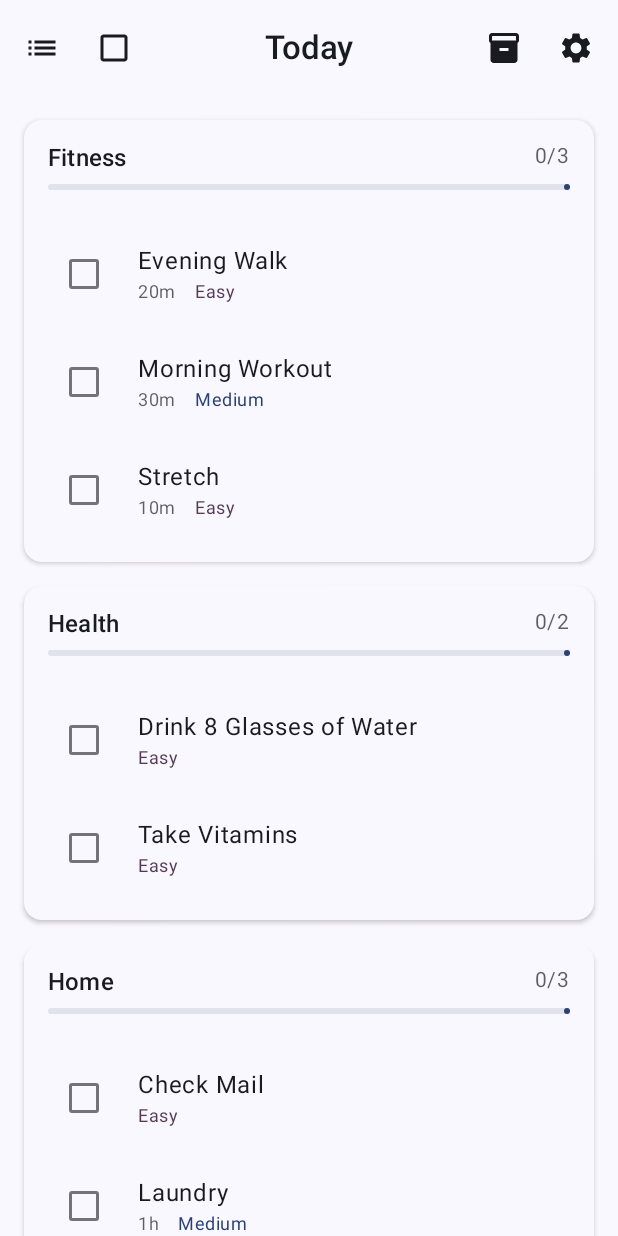
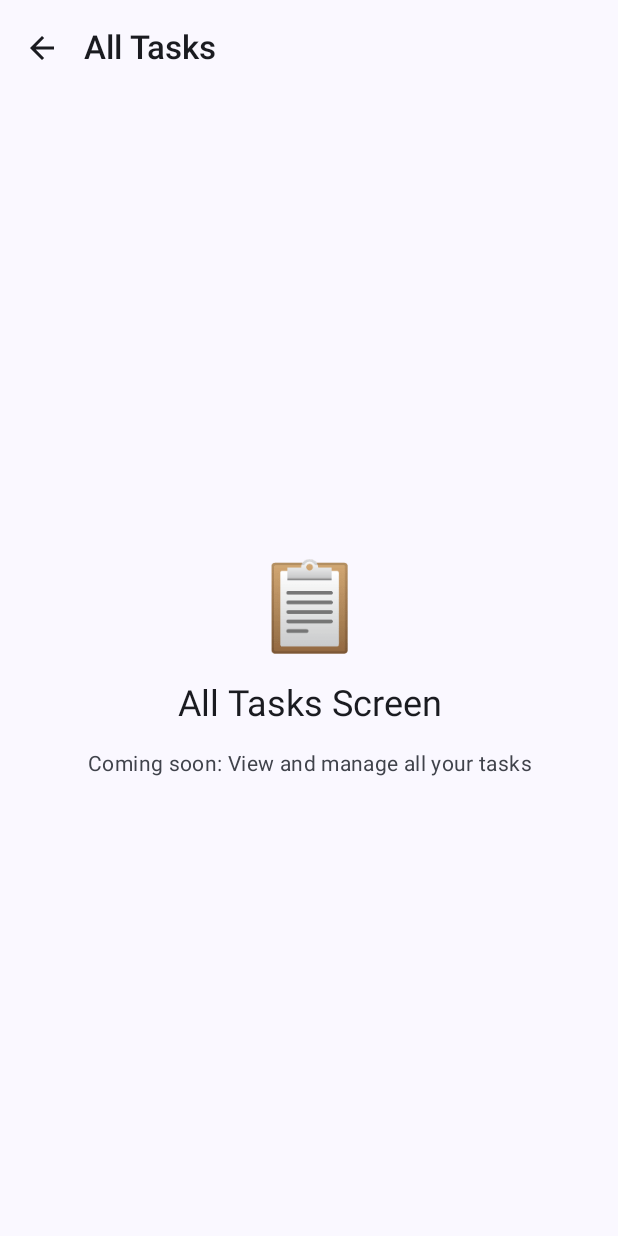
Before and after one commit to LukeBrummett/Life-Ops, an Android app built with Jetpack Compose: the screen it shows after launch (MainActivity), after a tap on "All Tasks", on a phone screen of 412 x 824 dp. Run offline under Robolectric (Android 15) with nearby library versions, the phone set to English and light mode, and no system bars; our stand-ins replace Dagger/Hilt's generated code, Room's generated code.

Commit message:
feat: Implement Phase 4 - Navigation
Added navigation infrastructure:
- Added Navigation Compose dependency (2.7.5)
- Created Screen sealed class with routes for all screens
- Created LifeOpsNavGraph with NavHost setup
- Updated MainActivity to use navigation
- Updated TodayScreen to accept navigation callbacks
- Created placeholder screens: AllTasks, Inventory, Settings, TaskDetail
- Wired header buttons to navigate between screens
- All navigation buttons functional with back navigation

Files created:
- navigation/Screen.kt (type-safe routes)
- navigation/LifeOpsNavGraph.kt (navigation graph)
- presentation/alltasks/AllTasksScreen.kt
- presentation/inventory/InventoryScreen.kt
- presentation/settings/SettingsScreen.kt
- presentation/taskdetail/TaskDetailScreen.kt

Files modified:
- app/build.gradle.kts (added navigation dependency)
- MainActivity.kt (NavHost integration)
- presentation/today/TodayScreen.kt (navigation callbacks)

```diff
--- a/app/build.gradle.kts
+++ b/app/build.gradle.kts
@@ -61,6 +61,9 @@ dependencies {
     implementation("androidx.compose.material3:material3")
     implementation("androidx.compose.material:material-icons-extended")
 
+    // Navigation
+    implementation("androidx.navigation:navigation-compose:2.7.5")
+
     // Room Database
     val roomVersion = "2.6.1"
     implementation("androidx.room:room-runtime:$roomVersion")
--- a/app/src/main/java/com/lifeops/app/MainActivity.kt
+++ b/app/src/main/java/com/lifeops/app/MainActivity.kt
@@ -7,7 +7,8 @@ import androidx.compose.foundation.layout.fillMaxSize
 import androidx.compose.material3.MaterialTheme
 import androidx.compose.material3.Surface
 import androidx.compose.ui.Modifier
-import com.lifeops.app.presentation.today.TodayScreen
+import androidx.navigation.compose.rememberNavController
+import com.lifeops.app.navigation.LifeOpsNavGraph
 import com.lifeops.app.ui.theme.LifeOpsTheme
 import dagger.hilt.android.AndroidEntryPoint
 
@@ -17,11 +18,13 @@ class MainActivity : ComponentActivity() {
         super.onCreate(savedInstanceState)
         setContent {
             LifeOpsTheme {
+                val navController = rememberNavController()
+
                 Surface(
                     modifier = Modifier.fillMaxSize(),
                     color = MaterialTheme.colorScheme.background
                 ) {
-                    TodayScreen()
+                    LifeOpsNavGraph(navController = navController)
                 }
             }
         }
--- /dev/null
+++ b/app/src/main/java/com/lifeops/app/navigation/LifeOpsNavGraph.kt
@@ -0,0 +1,78 @@
+package com.lifeops.app.navigation
+
+import androidx.compose.runtime.Composable
+import androidx.navigation.NavHostController
+import androidx.navigation.NavType
+import androidx.navigation.compose.NavHost
+import androidx.navigation.compose.composable
+import androidx.navigation.navArgument
+import com.lifeops.app.presentation.alltasks.AllTasksScreen
+import com.lifeops.app.presentation.inventory.InventoryScreen
+import com.lifeops.app.presentation.settings.SettingsScreen
+import com.lifeops.app.presentation.taskdetail.TaskDetailScreen
+import com.lifeops.app.presentation.today.TodayScreen
+
+/**
+ * Main navigation graph for the Life-Ops app
+ *
+ * Sets up all navigation routes and their corresponding screens
+ */
+@Composable
+fun LifeOpsNavGraph(
+    navController: NavHostController,
+    startDestination: String = Screen.Today.route
+) {
+    NavHost(
+        navController = navController,
+        startDestination = startDestination
+    ) {
+        // Today Screen (Home)
+        composable(Screen.Today.route) {
+            TodayScreen(
+                onNavigateToAllTasks = { navController.navigate(Screen.AllTasks.route) },
+                onNavigateToInventory = { navController.navigate(Screen.Inventory.route) },
+                onNavigateToSettings = { navController.navigate(Screen.Settings.route) },
+                onNavigateToTaskDetail = { taskId ->
+                    navController.navigate(Screen.TaskDetail.createRoute(taskId))
+                }
+            )
+        }
+
+        // All Tasks Screen
+        composable(Screen.AllTasks.route) {
+            AllTasksScreen(
+                onNavigateBack = { navController.popBackStack() }
+            )
+        }
+
+        // Inventory Screen
+        composable(Screen.Inventory.route) {
+            InventoryScreen(
+                onNavigateBack = { navController.popBackStack() }
+            )
+        }
+
+        // Settings Screen
+        composable(Screen.Settings.route) {
+            SettingsScreen(
+                onNavigateBack = { navController.popBackStack() }
+            )
+        }
+
+        // Task Detail Screen (with taskId argument)
+        composable(
+            route = Screen.TaskDetail.route,
+            arguments = listOf(
+                navArgument(Screen.TaskDetail.ARG_TASK_ID) {
+                    type = NavType.LongType
+                }
+            )
+        ) { backStackEntry ->
+            val taskId = backStackEntry.arguments?.getLong(Screen.TaskDetail.ARG_TASK_ID) ?: 0L
+            TaskDetailScreen(
+                taskId = taskId,
+                onNavigateBack = { navController.popBackStack() }
+            )
+        }
+    }
+}
--- /dev/null
+++ b/app/src/main/java/com/lifeops/app/navigation/Screen.kt
@@ -0,0 +1,35 @@
+package com.lifeops.app.navigation
+
+/**
+ * Sealed class representing all screens in the app for type-safe navigation
+ */
+sealed class Screen(val route: String) {
+    /**
+     * Today screen - the home screen showing tasks due today
+     */
+    data object Today : Screen("today")
+
+    /**
+     * All Tasks screen - view and manage all tasks
+     */
+    data object AllTasks : Screen("all_tasks")
+
+    /**
+     * Inventory screen - manage task inventory
+     */
+    data object Inventory : Screen("inventory")
+
+    /**
+     * Settings screen - app settings and preferences
+     */
+    data object Settings : Screen("settings")
+
+    /**
+     * Task Detail screen - view/edit a specific task
+     * Route includes taskId as a parameter: task_detail/{taskId}
+     */
+    data object TaskDetail : Screen("task_detail/{taskId}") {
+        fun createRoute(taskId: Long): String = "task_detail/$taskId"
+        const val ARG_TASK_ID = "taskId"
+    }
+}
--- /dev/null
+++ b/app/src/main/java/com/lifeops/app/presentation/alltasks/AllTasksScreen.kt
@@ -0,0 +1,67 @@
+package com.lifeops.app.presentation.alltasks
+
+import androidx.compose.foundation.layout.*
+import androidx.compose.material.icons.Icons
+import androidx.compose.material.icons.filled.ArrowBack
+import androidx.compose.material3.*
+import androidx.compose.runtime.Composable
+import androidx.compose.ui.Alignment
+import androidx.compose.ui.Modifier
+import androidx.compose.ui.text.style.TextAlign
+import androidx.compose.ui.unit.dp
+
+/**
+ * All Tasks Screen - displays all tasks in the system
+ *
+ * TODO: Implement full task list with filtering, sorting, and search
+ */
+@OptIn(ExperimentalMaterial3Api::class)
+@Composable
+fun AllTasksScreen(
+    modifier: Modifier = Modifier,
+    onNavigateBack: () -> Unit
+) {
+    Scaffold(
+        modifier = modifier,
+        topBar = {
+            TopAppBar(
+                title = { Text("All Tasks") },
+                navigationIcon = {
+                    IconButton(onClick = onNavigateBack) {
+                        Icon(
+                            imageVector = Icons.Filled.ArrowBack,
+                            contentDescription = "Navigate back"
+                        )
+                    }
+                }
+            )
+        }
+    ) { paddingValues ->
+        Box(
+            modifier = Modifier
+                .fillMaxSize()
+                .padding(paddingValues),
+            contentAlignment = Alignment.Center
+        ) {
+            Column(
+                horizontalAlignment = Alignment.CenterHorizontally,
+                verticalArrangement = Arrangement.spacedBy(16.dp)
+            ) {
+                Text(
+                    text = "📋",
+                    style = MaterialTheme.typography.displayLarge
+                )
+                Text(
+                    text = "All Tasks Screen",
+                    style = MaterialTheme.typography.headlineSmall
+                )
+                Text(
+                    text = "Coming soon: View and manage all your tasks",
+                    style = MaterialTheme.typography.bodyMedium,
+                    textAlign = TextAlign.Center,
+                    color = MaterialTheme.colorScheme.onSurfaceVariant
+                )
+            }
+        }
+    }
+}
--- a/app/src/main/java/com/lifeops/app/presentation/today/TodayScreen.kt
+++ b/app/src/main/java/com/lifeops/app/presentation/today/TodayScreen.kt
@@ -23,14 +23,27 @@ import java.time.LocalDate
 @Composable
 fun TodayScreen(
     modifier: Modifier = Modifier,
-    viewModel: TodayViewModel = hiltViewModel()
+    viewModel: TodayViewModel = hiltViewModel(),
+    onNavigateToAllTasks: () -> Unit = {},
+    onNavigateToInventory: () -> Unit = {},
+    onNavigateToSettings: () -> Unit = {},
+    onNavigateToTaskDetail: (Long) -> Unit = {}
 ) {
     val uiState by viewModel.uiState.collectAsState()
 
     TodayScreenContent(
         modifier = modifier,
         uiState = uiState,
-        onEvent = viewModel::onEvent
+        onEvent = { event ->
+            // Handle navigation events directly
+            when (event) {
+                is TodayUiEvent.NavigateToAllTasks -> onNavigateToAllTasks()
+                is TodayUiEvent.NavigateToInventory -> onNavigateToInventory()
+                is TodayUiEvent.NavigateToSettings -> onNavigateToSettings()
+                is TodayUiEvent.NavigateToTaskDetail -> onNavigateToTaskDetail(event.taskId)
+                else -> viewModel.onEvent(event) // Pass other events to ViewModel
+            }
+        }
     )
 }
 
```
Also changed, not shown: app/src/main/java/com/lifeops/app/presentation/inventory/InventoryScreen.kt (added, +67 -0 lines), app/src/main/java/com/lifeops/app/presentation/settings/SettingsScreen.kt (added, +67 -0 lines), app/src/main/java/com/lifeops/app/presentation/taskdetail/TaskDetailScreen.kt (added, +73 -0 lines).
